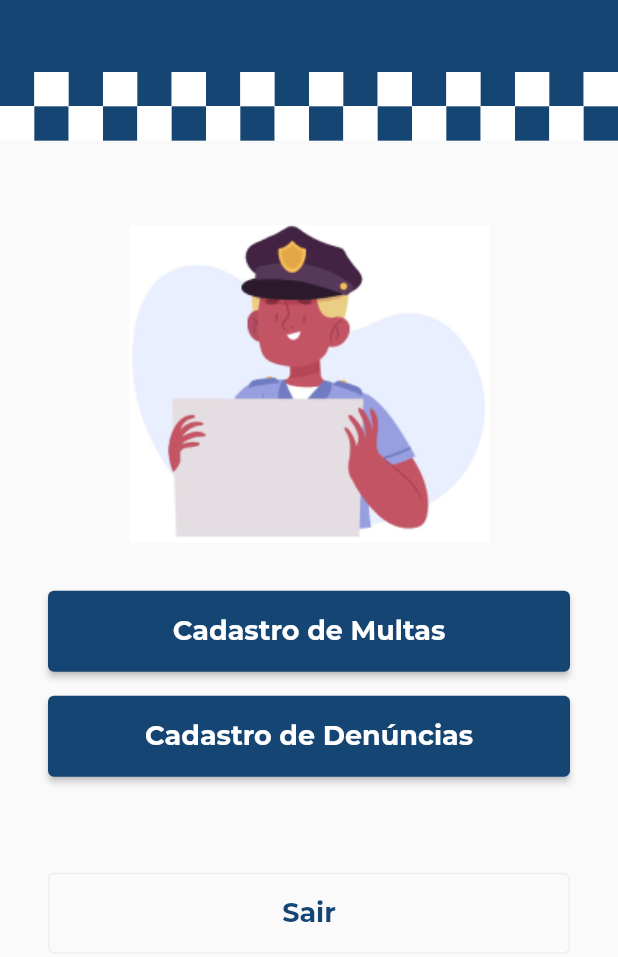
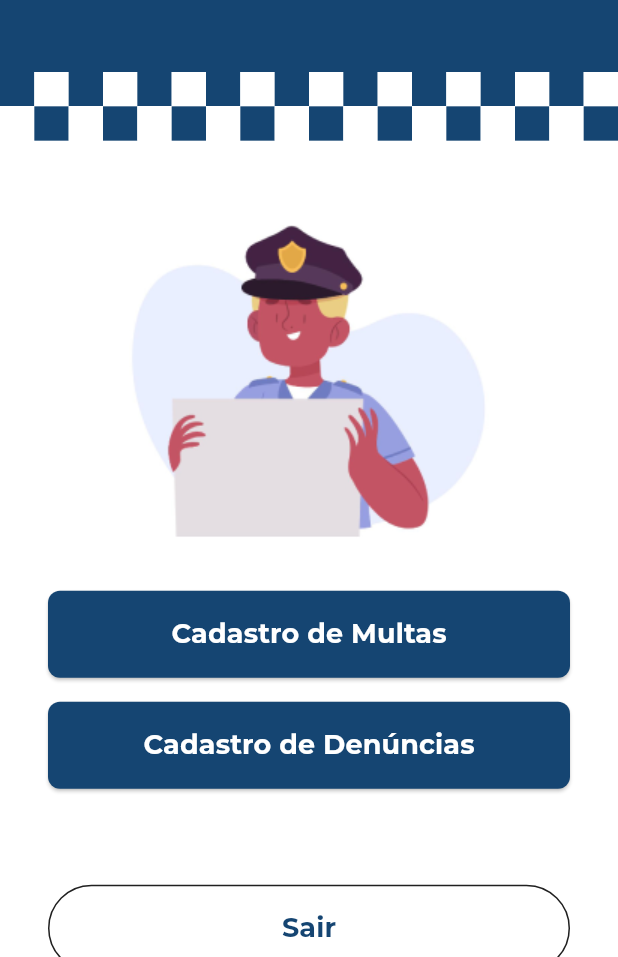
Before and after one commit to vincereautmori/gamaapp, a Flutter app: the CopHomePage screen opened by its route, on a phone screen of 412 x 824 dp, the part 279-1236 px from its top. Run offline on Flutter 3.47's test engine with Material 2 defaults, Android fonts, the phone set to English and light mode, and no system bars; our stand-ins replace dio, equatable, flutter_dotenv, flutter_map, flutter_secure_storage, get and 4 more; accounts and stored records are empty; statements that could not run were skipped.

```diff
--- a/lib/app/auth/external/datasources/authentication_datasource_imp.dart
+++ b/lib/app/auth/external/datasources/authentication_datasource_imp.dart
@@ -1,6 +1,6 @@
 import 'package:dio/dio.dart';
 import 'package:gamaapp/app/auth/domain/errors/errors.dart';
-import 'package:gamaapp/app/routes.dart';
+import 'package:gamaapp/app/routes/routes.dart';
 import 'package:get/route_manager.dart';
 import 'package:jwt_decoder/jwt_decoder.dart';
 
--- /dev/null
+++ b/lib/app/citizen/presenter/controllers/new_ocurrence_controller.dart
@@ -0,0 +1,5 @@
+import 'package:get/get.dart';
+
+class OcurrenceController extends GetxController {
+  OcurrenceController();
+}
--- a/lib/app/routes.dart
+++ b/lib/app/routes/routes.dart
@@ -1,35 +1,43 @@
 import 'package:flutter/material.dart';
 import 'package:gamaapp/app/citizen/presenter/binds/home_bind.dart';
 import 'package:gamaapp/app/citizen/presenter/pages/home_page.dart';
+import 'package:gamaapp/app/citizen/presenter/pages/new_ocurrence_page.dart';
 import 'package:gamaapp/app/cop/presenter/bindings/cop_home_binding.dart';
 import 'package:gamaapp/app/cop/presenter/pages/cop_home_page.dart';
 import 'package:get/get.dart';
 
-import 'auth/presenter/pages/sign_in_page.dart';
-import 'auth/presenter/pages/splashscreen_page.dart';
+import '../auth/presenter/pages/sign_in_page.dart';
+import '../auth/presenter/pages/splashscreen_page.dart';
+import '../citizen/presenter/controllers/new_ocurrence_controller.dart';
+import 'routes_name.dart';
 
 class Routes {
   static GetPage get login => GetPage(
-        name: '/login',
+        name: RoutesNames.login,
         page: () => const SignInPage(),
       );
 
   static GetPage get splash =>
-      GetPage(name: '/splash', page: () => const SplashScreen());
+      GetPage(name: RoutesNames.splash, page: () => const SplashScreen());
 
   static GetPage get citizen => GetPage(
-        name: '/citizen',
+        name: RoutesNames.citizen,
         page: () => const HomePage(),
         binding: HomeBinding(),
       );
 
+  static GetPage get newOcurrence => GetPage(
+        name: RoutesNames.newOcurrence,
+        page: () => const NewOcurrencePage<OcurrenceController>(),
+      );
+
   static GetPage get cop => GetPage(
-          name: '/cop',
+          name: RoutesNames.cop,
           binding: CopHomeBinding(),
           page: () => const CopHomePage(),
           children: [
             GetPage(
-                name: '/ocurrence',
+                name: RoutesNames.ocurrence,
                 page: () => const Center(
                       child: Text(''),
                     ))
--- /dev/null
+++ b/lib/app/routes/routes_name.dart
@@ -0,0 +1,8 @@
+class RoutesNames {
+  static String get login => '/login';
+  static String get splash => '/splash';
+  static String get citizen => '/citizen';
+  static String get cop => '/cop';
+  static String get ocurrence => '/ocurrence';
+  static String get newOcurrence => '/new-ocurrence';
+}
--- a/lib/shared/themes/palette.dart
+++ b/lib/shared/themes/palette.dart
@@ -8,6 +8,7 @@ class Palette {
   static const Color darkGrey = Color(0xFF646262);
   static const Color grey = Color(0xFF949494);
   static const Color lightGrey = Color(0xFFeeeeee);
+  static const Color greyBackground = Color(0xFFF4F4F4);
   static const Color warning = Color(0xFFFF9800);
 
   static const ColorScheme gamaColorScheme = ColorScheme(
@@ -18,7 +19,7 @@ class Palette {
     onSecondary: black,
     background: white,
     onBackground: black,
-    error: red,
+    error: black,
     onError: white,
     surface: white,
     onSurface: grey,
--- a/lib/shared/themes/themes.dart
+++ b/lib/shared/themes/themes.dart
@@ -4,15 +4,37 @@ import 'palette.dart';
 import 'text_theme.dart';
 
 class GamaThemes {
-  //TODO update to Gama themes
-
   ThemeData lightTheme = ThemeData(
     colorScheme: Palette.gamaColorScheme,
+    useMaterial3: true,
+    floatingActionButtonTheme: const FloatingActionButtonThemeData(
+      backgroundColor: Palette.primary,
+      foregroundColor: Palette.white,
+    ),
     textTheme: TextTheme(
       titleLarge: Texts.title,
       titleSmall: Texts.subtitle,
       bodyMedium: Texts.body,
     ),
+    inputDecorationTheme: InputDecorationTheme(
+      border: OutlineInputBorder(
+        borderRadius: BorderRadius.circular(8),
+        borderSide: const BorderSide(width: 2),
+      ),
+      enabledBorder: OutlineInputBorder(
+        borderRadius: BorderRadius.circular(8),
+        borderSide: const BorderSide(
+          width: 2,
+          color: Palette.lightGrey,
+        ),
+      ),
+      filled: true,
+      fillColor: Palette.lightGrey,
+      hintStyle: const TextStyle(
+        color: Palette.grey,
+        fontWeight: FontWeight.normal,
+      ),
+    ),
     splashColor: Palette.primary,
   );
 }
--- a/lib/shared/widgets/buttons/button.dart
+++ b/lib/shared/widgets/buttons/button.dart
@@ -18,6 +18,8 @@ class GamaButton extends StatelessWidget {
     return ElevatedButton(
       onPressed: isLoading ? null : onPressed,
       style: ElevatedButton.styleFrom(
+        shape: RoundedRectangleBorder(borderRadius: BorderRadius.circular(8)),
+        backgroundColor: Palette.primary,
         padding: const EdgeInsets.symmetric(
           horizontal: 20,
           vertical: 16,
@@ -36,6 +38,7 @@ class GamaButton extends StatelessWidget {
               style: GoogleFonts.montserrat(
                 fontSize: 18,
                 fontWeight: FontWeight.bold,
+                color: Palette.white,
               ),
             ),
     );
```
Also changed, not shown: lib/app/citizen/presenter/pages/home_page.dart (+11 -0 lines), lib/app/citizen/presenter/pages/new_ocurrence_page.dart (added, +68 -0 lines), lib/app/main_widget.dart (+8 -2 lines), lib/shared/widgets/textfield.dart (+5 -13 lines).
